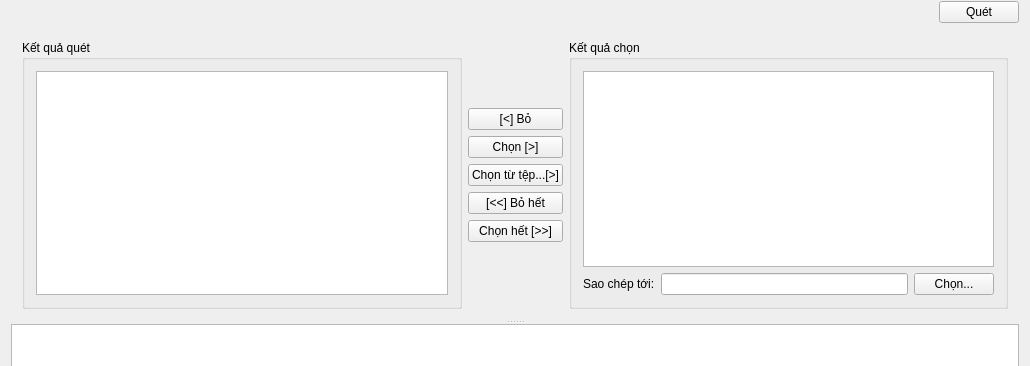
Before: the Qt Designer form vMFSC/MainWindow.ui in bachns/vMFSC, drawn with Qt 5; both pictures show x 0 to 1030 and y 136 to 502 of the 1030 by 721 pixel window.
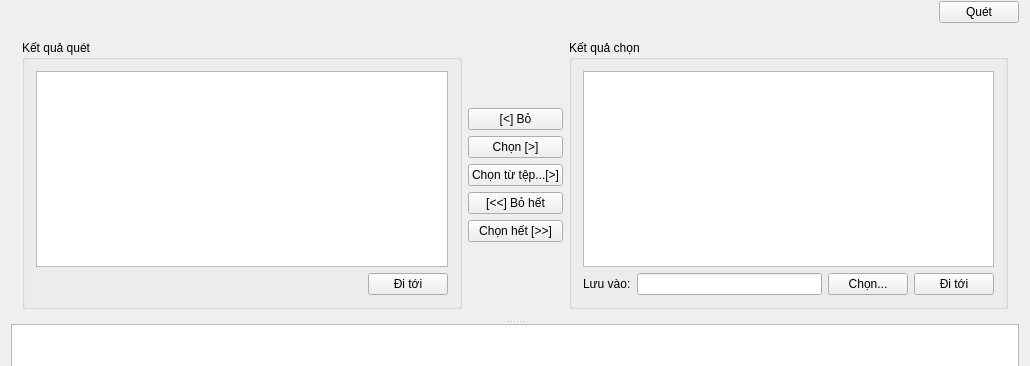
After: the same form once the commit is applied. Icons and pictures are not drawn.

Commit message: Sửa lỗi tên và copy

```diff
--- a/vMFSC/MainWindow.ui
+++ b/vMFSC/MainWindow.ui
@@ -205,9 +205,33 @@
            <string>Kết quả quét</string>
           </property>
           <layout class="QGridLayout" name="gridLayout_3">
-           <item row="0" column="0">
+           <item row="0" column="0" colspan="2">
             <widget class="QTableView" name="resultTableView"/>
            </item>
+           <item row="1" column="0">
+            <spacer name="horizontalSpacer_2">
+             <property name="orientation">
+              <enum>Qt::Horizontal</enum>
+             </property>
+             <property name="sizeHint" stdset="0">
+              <size>
+               <width>40</width>
+               <height>20</height>
+              </size>
+             </property>
+            </spacer>
+           </item>
+           <item row="1" column="1">
+            <widget class="QPushButton" name="resultGotoButton">
+             <property name="text">
+              <string>Đi tới</string>
+             </property>
+             <property name="icon">
+              <iconset resource="MainWindow.qrc">
+               <normaloff>:/icons/explorer.svg</normaloff>:/icons/explorer.svg</iconset>
+             </property>
+            </widget>
+           </item>
           </layout>
          </widget>
         </item>
@@ -282,6 +306,19 @@
            <string>Kết quả chọn</string>
           </property>
           <layout class="QGridLayout" name="gridLayout_4">
+           <item row="0" column="0" colspan="4">
+            <widget class="QTableView" name="copyTableView"/>
+           </item>
+           <item row="1" column="0">
+            <widget class="QLabel" name="copyDirLabel">
+             <property name="text">
+              <string>Lưu vào:</string>
+             </property>
+            </widget>
+           </item>
+           <item row="1" column="1">
+            <widget class="QLineEdit" name="copyDirLineEdit"/>
+           </item>
            <item row="1" column="2">
             <widget class="QPushButton" name="copyDirBrowserButton">
              <property name="text">
@@ -293,16 +330,14 @@
              </property>
             </widget>
            </item>
-           <item row="1" column="1">
-            <widget class="QLineEdit" name="copyDirLineEdit"/>
-           </item>
-           <item row="0" column="0" colspan="3">
-            <widget class="QTableView" name="copyTableView"/>
-           </item>
-           <item row="1" column="0">
-            <widget class="QLabel" name="copyDirLabel">
+           <item row="1" column="3">
+            <widget class="QPushButton" name="copyGotoButton">
              <property name="text">
-              <string>Sao chép tới:</string>
+              <string>Đi tới</string>
+             </property>
+             <property name="icon">
+              <iconset resource="MainWindow.qrc">
+               <normaloff>:/icons/explorer.svg</normaloff>:/icons/explorer.svg</iconset>
              </property>
             </widget>
            </item>
```
Left out of the diff: 2 changed lines with no effect on the pictures. The commit also changes 7 other files.
